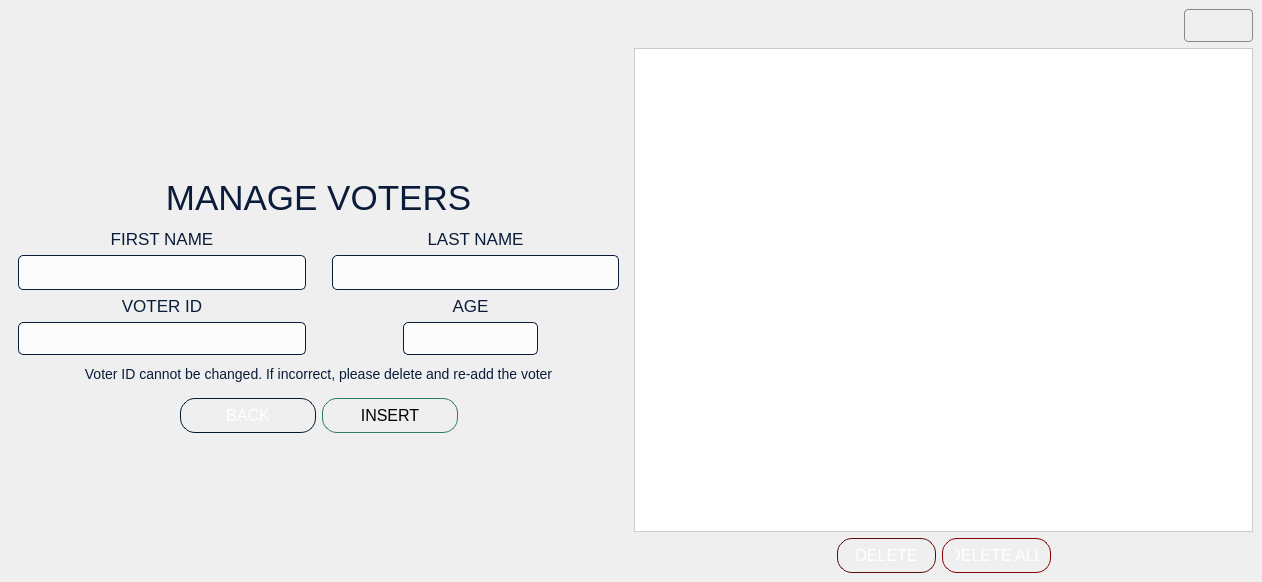
Old version of the form VVM/votermanagement.ui in the repository GuisadongManok/PolliTech-VVM.
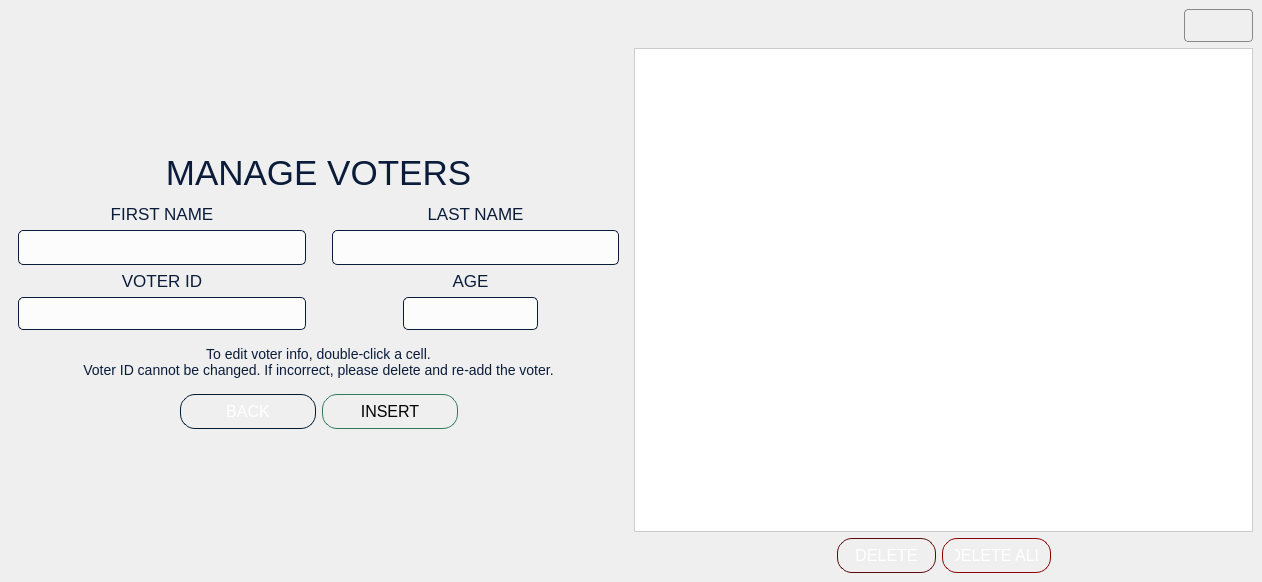
New version of the form. Icons and pictures are not drawn.

```diff
--- a/VVM/votermanagement.ui
+++ b/VVM/votermanagement.ui
@@ -52,12 +52,6 @@
         <verstretch>0</verstretch>
        </sizepolicy>
       </property>
-      <property name="maximumSize">
-       <size>
-        <width>16777215</width>
-        <height>303</height>
-       </size>
-      </property>
       <property name="styleSheet">
        <string notr="true">QFrame {
 background-color: none;
@@ -71,8 +65,8 @@
       </property>
       <layout class="QGridLayout" name="gridLayout">
        <item row="0" column="0">
-        <layout class="QVBoxLayout" name="verticalLayout_8">
-         <item alignment="Qt::AlignmentFlag::AlignBottom">
+        <layout class="QVBoxLayout" name="verticalLayout_9">
+         <item>
           <widget class="QLabel" name="label">
            <property name="sizePolicy">
             <sizepolicy hsizetype="Preferred" vsizetype="Fixed">
@@ -377,10 +371,21 @@
           </layout>
          </item>
          <item>
+          <layout class="QVBoxLayout" name="verticalLayout_8">
+           <property name="topMargin">
+            <number>5</number>
+           </property>
+           <property name="bottomMargin">
+            <number>0</number>
+           </property>
+           <item>
           <layout class="QVBoxLayout" name="verticalLayout_5">
            <property name="topMargin">
             <number>5</number>
            </property>
+             <property name="bottomMargin">
+              <number>0</number>
+             </property>
            <item>
             <widget class="QLabel" name="label_6">
              <property name="sizePolicy">
@@ -398,7 +403,8 @@
 }</string>
              </property>
              <property name="text">
-              <string>Voter ID cannot be changed. If incorrect, please delete and re-add the voter</string>
+                <string>To edit voter info, double-click a cell. 
+Voter ID cannot be changed. If incorrect, please delete and re-add the voter.</string>
              </property>
              <property name="alignment">
               <set>Qt::AlignmentFlag::AlignCenter</set>
@@ -566,6 +572,8 @@
                 </size>
                </property>
               </spacer>
+               </item>
+              </layout>
              </item>
             </layout>
            </item>
```
Lines whose indentation alone changed are shown as unchanged.
